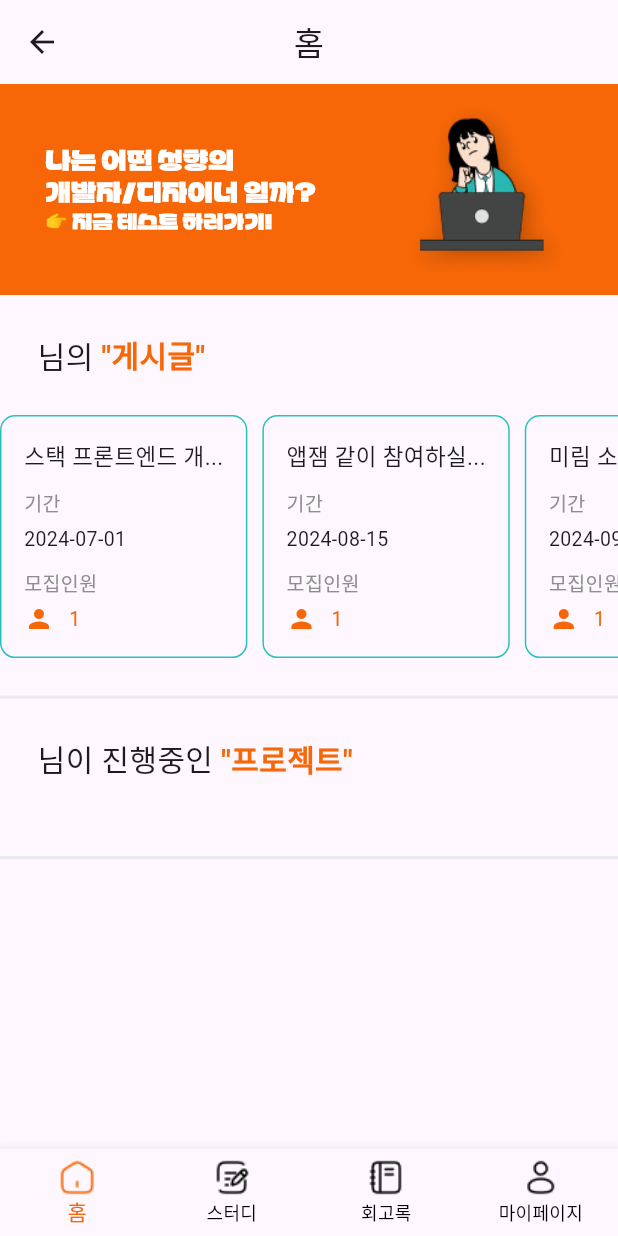
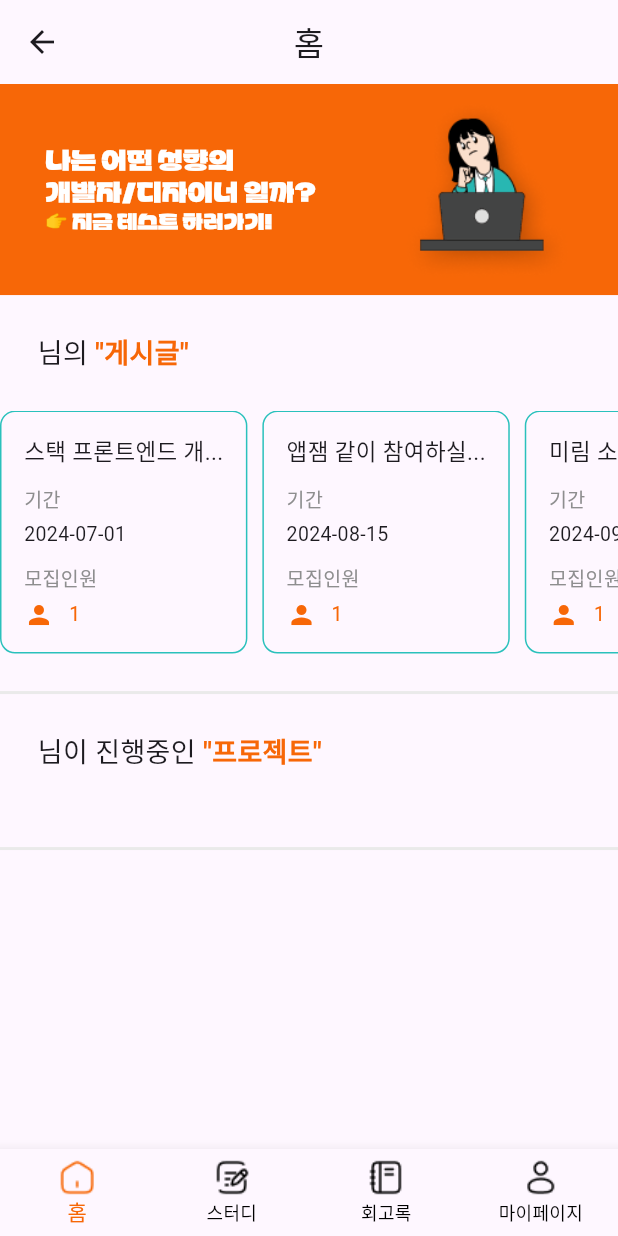
Before and after one commit to DreamOrReality/Dream-Or-Reality-Flutter, a Flutter app: the HomeScreen screen opened directly, on a phone screen of 412 x 824 dp. Run offline on Flutter 3.47's test engine with Material 3 defaults, Android fonts, the phone set to English and light mode, and no system bars; our stand-ins replace shared_preferences, table_calendar; accounts and stored records are empty.

Commit message:
style. fontsize 줄이기

```diff
--- a/lib/screens/home_screen.dart
+++ b/lib/screens/home_screen.dart
@@ -241,12 +241,12 @@ Widget buildMyPostTitle(BuildContext context, String username) {
       children: [
         Text(
           "$username님의",
-          style: const TextStyle(fontSize: 20),
+          style: const TextStyle(fontSize: 18),
         ),
         Text(
           " \"게시글\"",
           style: TextStyle(
-              color: primaryColor, fontSize: 20, fontWeight: FontWeight.bold),
+              color: primaryColor, fontSize: 18, fontWeight: FontWeight.bold),
         ),
       ],
     ),
@@ -314,12 +314,12 @@ Widget buildMyProjectTitle(BuildContext context, String username) {
       children: [
         Text(
           "$username님이 진행중인",
-          style: const TextStyle(fontSize: 20),
+          style: const TextStyle(fontSize: 18),
         ),
         Text(
           " \"프로젝트\"",
           style: TextStyle(
-              color: primaryColor, fontSize: 20, fontWeight: FontWeight.bold),
+              color: primaryColor, fontSize: 18, fontWeight: FontWeight.bold),
         ),
       ],
     ),
```
